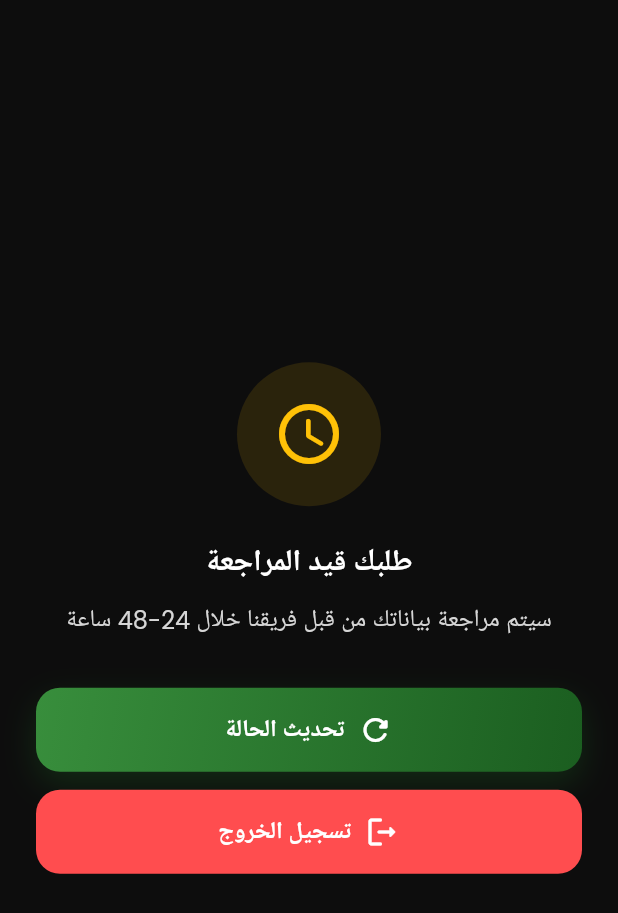
After one commit to Ka900900/wasalny-captain, a Flutter app: the VerificationPendingScreen screen opened directly, on a phone screen of 412 x 824 dp. The commit adds this screen. Shown: the top 913 px of the screen. Run offline on Flutter 3.47's test engine with Material 3 defaults, Android fonts, the phone set to English and light mode, and no system bars; our stand-ins replace audioplayers, camera, cloud_firestore, cloud_functions, dio, firebase_analytics and 17 more; missing offline and left inert: flutter_osm_plugin, google_mlkit_face_detection, kashier_flutter_sdk; accounts and stored records are empty; network calls fail.

Commit message:
feat: add verification pending screen and routing logic based on captain verification status

```diff
--- /dev/null
+++ b/lib/features/auth/verification_pending_screen.dart
@@ -0,0 +1,239 @@
+import 'package:flutter/material.dart';
+import 'package:flutter/services.dart';
+
+import 'package:waslny_captain/core/design_system/design_system.dart';
+import 'package:waslny_captain/core/services/api_service.dart';
+import 'package:waslny_captain/core/services/auth_service.dart';
+
+/// شاشة "في انتظار التحقق" تظهر بعد تسجيل الكابتن أو إذا كانت حالته PENDING.
+///
+/// إذا تم تمرير [rejectionReason] تُعرض كشاشة رفض مع سبب الرفض،
+/// وإلا تُعرض كشاشة انتظار مراجعة.
+class VerificationPendingScreen extends StatefulWidget {
+  /// سبب الرفض (إذا كان non‑null تعرض الشاشة كـ "تم رفض الطلب").
+  final String? rejectionReason;
+
+  const VerificationPendingScreen({super.key, this.rejectionReason});
+
+  @override
+  State<VerificationPendingScreen> createState() =>
+      _VerificationPendingScreenState();
+}
+
+class _VerificationPendingScreenState extends State<VerificationPendingScreen> {
+  bool _isChecking = false;
+  bool _isLoggingOut = false;
+
+  // ──────────────────────────────────────────────
+  // تسجيل الخروج
+  // ──────────────────────────────────────────────
+
+  Future<void> _confirmAndLogout() async {
+    HapticFeedback.mediumImpact();
+
+    final bool confirmed = await WaslnyDialog.confirm(
+      context: context,
+      title: 'تسجيل الخروج',
+      message: 'هل أنت متأكد أنك تريد تسجيل الخروج؟',
+      confirmLabel: 'تسجيل الخروج',
+      cancelLabel: 'إلغاء',
+      isDestructive: true,
+    );
+
+    if (confirmed != true) return;
+
+    setState(() => _isLoggingOut = true);
+
+    try {
+      await AuthService.instance.signOut();
+      if (mounted) {
+        Navigator.pushNamedAndRemoveUntil(context, '/login', (_) => false);
+      }
+    } catch (e) {
+      if (mounted) {
+        setState(() => _isLoggingOut = false);
+        ScaffoldMessenger.of(context).showSnackBar(
+          SnackBar(
+            content: Text('حدث خطأ أثناء تسجيل الخروج: $e'),
+            backgroundColor: AppColors.error,
+          ),
+        );
+      }
+    }
+  }
+
+  // ──────────────────────────────────────────────
+  // تحديث الحالة من الباك إند
+  // ──────────────────────────────────────────────
+
+  /// يستدعي API البروفايل ويتحقق من `driverProfile.verificationStatus`.
+  /// إذا صار APPROVED يوجّه للصفحة الرئيسية، وإلا يبقى في الشاشة.
+  Future<void> _checkStatus() async {
+    setState(() => _isChecking = true);
+
+    try {
+      final data = await ApiService.instance.getProfile();
+      if (!mounted) return;
+
+      final driverProfile = data['driverProfile'] as Map<String, dynamic>?;
+      final status = driverProfile?['verificationStatus'] as String? ?? 'PENDING';
+
+      if (status == 'APPROVED') {
+        Navigator.pushNamedAndRemoveUntil(context, '/home', (_) => false);
+        return;
+      }
+
+      // PENDING أو REJECTED — نبقى في الشاشة
+      if (mounted) {
+        ScaffoldMessenger.of(context).showSnackBar(
+          SnackBar(
+            content: Text(
+              status == 'REJECTED'
+                  ? 'لا يزال طلبك مرفوضًا. تواصل مع الدعم للحصول على المساعدة.'
+                  : 'طلبك لا يزال قيد المراجعة. حاول مرة أخرى لاحقًا.',
+            ),
+            backgroundColor: AppColors.warning,
+          ),
+        );
+      }
+    } catch (e) {
+      if (mounted) {
+        ScaffoldMessenger.of(context).showSnackBar(
+          SnackBar(
+            content: Text('تعذر التحقق من الحالة: $e'),
+            backgroundColor: AppColors.error,
+          ),
+        );
+      }
+    } finally {
+      if (mounted) setState(() => _isChecking = false);
+    }
+  }
+
+  // ──────────────────────────────────────────────
+  // Build
+  // ──────────────────────────────────────────────
+
+  @override
+  Widget build(BuildContext context) {
+    final bool isRejected = widget.rejectionReason != null;
+
+    return Directionality(
+      textDirection: TextDirection.rtl,
+      child: Scaffold(
+        backgroundColor: Theme.of(context).scaffoldBackgroundColor,
+        body: SafeArea(
+          child: Center(
+            child: SingleChildScrollView(
+              padding: const EdgeInsets.symmetric(horizontal: AppSpacing.xxl),
+              child: Column(
+                mainAxisSize: MainAxisSize.min,
+                children: [
+                  const SizedBox(height: AppSpacing.xxxl),
+
+                  // ── Icon ───────────────────────────────
+                  Container(
+                    width: 96,
+                    height: 96,
+                    decoration: BoxDecoration(
+                      color: isRejected
+                          ? AppColors.error.withValues(alpha: 0.12)
+                          : AppColors.warning.withValues(alpha: 0.12),
+                      shape: BoxShape.circle,
+                    ),
+                    child: Icon(
+                      isRejected
+                          ? Icons.cancel_rounded
+                          : Icons.access_time_rounded,
+                      size: 48,
+                      color: isRejected ? AppColors.error : AppColors.warning,
+                    ),
+                  ),
+
+                  const SizedBox(height: AppSpacing.xxl),
+
+                  // ── Title ──────────────────────────────
+                  Text(
+                    isRejected ? 'تم رفض الطلب' : 'طلبك قيد المراجعة',
+                    style: AppTextStyles.headlineMedium,
+                    textAlign: TextAlign.center,
+                  ),
+
+                  const SizedBox(height: AppSpacing.md),
+
+                  // ── Subtitle ───────────────────────────
+                  Text(
+                    isRejected
+                        ? 'للأسف، لم يتم الموافقة على طلب تسجيلك.'
+                        : 'سيتم مراجعة بياناتك من قبل فريقنا خلال 24-48 ساعة',
+                    style: AppTextStyles.bodyLarge?.copyWith(
+                      color: AppColors.textSecondary,
+                    ),
+                    textAlign: TextAlign.center,
+                  ),
+
+                  // ── Rejection reason ───────────────────
+                  if (isRejected && widget.rejectionReason!.isNotEmpty) ...[
+                    const SizedBox(height: AppSpacing.lg),
+                    Container(
+                      width: double.infinity,
+                      padding: const EdgeInsets.all(AppSpacing.lg),
+                      decoration: BoxDecoration(
+                        color: AppColors.error.withValues(alpha: 0.08),
+                        borderRadius:
+                            BorderRadius.circular(AppSpacing.radiusMd),
+                        border: Border.all(
+                          color: AppColors.error.withValues(alpha: 0.25),
+                        ),
+                      ),
+                      child: Column(
+                        crossAxisAlignment: CrossAxisAlignment.start,
+                        children: [
+                          Text(
+                            'سبب الرفض:',
+                            style: AppTextStyles.labelLarge?.copyWith(
+                              color: AppColors.error,
+                            ),
+                          ),
+                          const SizedBox(height: AppSpacing.xs),
+                          Text(
+                            widget.rejectionReason!,
+                            style: AppTextStyles.bodyMedium?.copyWith(
+                              color: AppColors.textPrimary,
+                            ),
+                          ),
+                        ],
+                      ),
+                    ),
+                  ],
+
+                  const SizedBox(height: AppSpacing.xxxl),
+
+                  // ── Refresh status button ──────────────
+                  WaslnyButton.primary(
+                    label: 'تحديث الحالة',
+                    icon: Icons.refresh_rounded,
+                    loading: _isChecking,
+                    onPressed: _isChecking ? null : _checkStatus,
+                  ),
+
+                  const SizedBox(height: AppSpacing.md),
+
+                  // ── Logout button ──────────────────────
+                  WaslnyButton.danger(
+                    label: 'تسجيل الخروج',
+                    icon: Icons.logout_rounded,
+                    loading: _isLoggingOut,
+                    onPressed: _isLoggingOut ? null : _confirmAndLogout,
+                  ),
+
+                  const SizedBox(height: AppSpacing.xxxl),
+                ],
+              ),
+            ),
+          ),
+        ),
+      ),
+    );
+  }
+}
```
Also changed, not shown: lib/features/auth/login_screen.dart (+58 -3 lines), lib/features/auth/otp_screen.dart (+54 -2 lines), lib/features/auth/vehicle_info_screen.dart (+10 -3 lines).
